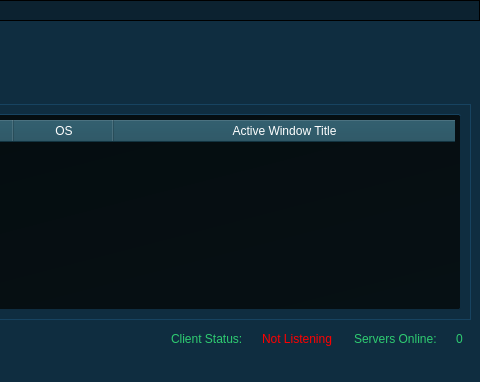
First picture: the form in UPGRADE/SOURCE/gui.ui, repository pavliqs/Mirakuru, before the edit; both pictures show x 311 to 791 and y 0 to 382 of the 791 by 382 pixel window.
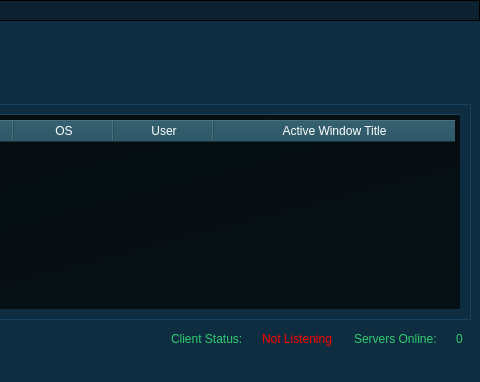
Second picture: the form after the edit. Icons and pictures are not drawn.

Diff of the .ui file:
```diff
--- a/UPGRADE/SOURCE/gui.ui
+++ b/UPGRADE/SOURCE/gui.ui
@@ -83,6 +83,7 @@
 	background-position: center;
     border: 1px outset;
     padding: 5px;
+    outline: 0;
     border-color: #0F2D40;
     border-radius: 2px;
     background-color: qlineargradient(spread:pad, x1:1, y1:1, x2:0, y2:0, stop:0 #061014, stop:1 #050C0F);
@@ -90,9 +91,6 @@
 
 QTableWidget#serversTable:item:selected {
 background-color: #194759;
-height: 50px;
-color: #2ecc71;
-border: none;
 }</string>
           </property>
           <property name="frameShadow">
@@ -154,6 +152,11 @@
             <string>OS</string>
            </property>
           </column>
+          <column>
+           <property name="text">
+            <string>User</string>
+           </property>
+          </column>
           <column>
            <property name="text">
             <string>Active Window Title</string>
```
